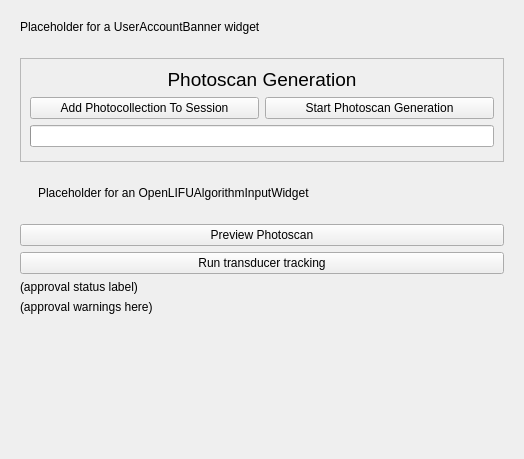
Before: the Qt Designer form OpenLIFUTransducerTracker/Resources/UI/OpenLIFUTransducerTracker.ui in OpenwaterHealth/SlicerOpenLIFU, drawn with Qt 5.
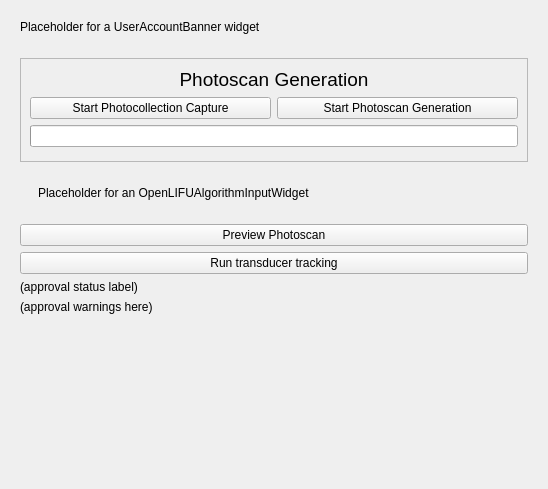
After: the same form once the commit is applied. Custom widgets are drawn as their Qt base class.

Commit message: Change add photocollection button text (#268)

```diff
--- a/OpenLIFUTransducerTracker/Resources/UI/OpenLIFUTransducerTracker.ui
+++ b/OpenLIFUTransducerTracker/Resources/UI/OpenLIFUTransducerTracker.ui
@@ -6,8 +6,8 @@
    <rect>
     <x>0</x>
     <y>0</y>
-    <width>524</width>
-    <height>459</height>
+    <width>548</width>
+    <height>489</height>
    </rect>
   </property>
   <layout class="QVBoxLayout" name="verticalLayout">
@@ -66,7 +66,7 @@
               <string>Load an openlifu protocol from json</string>
              </property>
              <property name="text">
-              <string>Add Photocollection To Session</string>
+              <string>Start Photocollection Capture</string>
              </property>
             </widget>
            </item>
```
Left out of the diff: 2 changed lines with no effect on the pictures. The commit also changes 3 other files.
